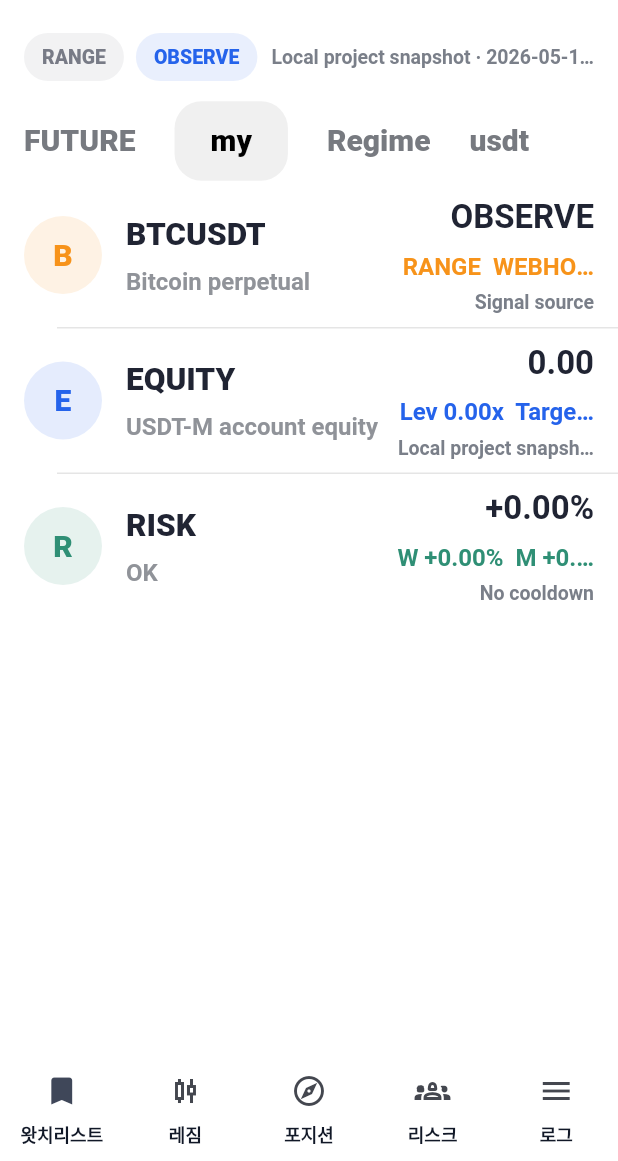
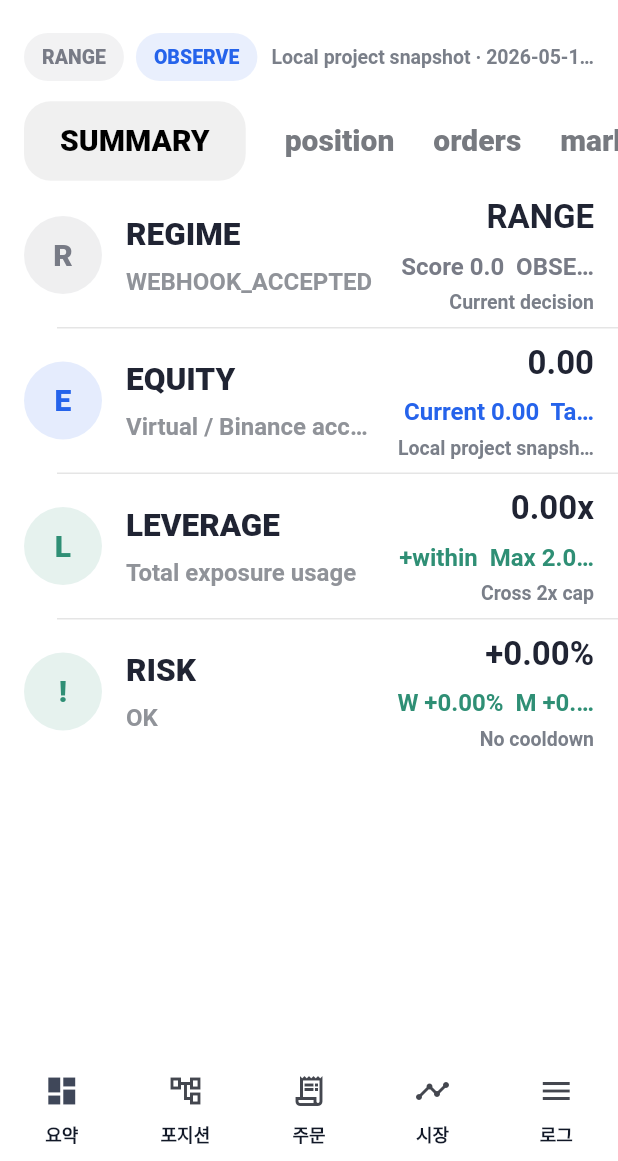
Before and after one commit to Mino1214/rebalancing, a Flutter app: the screen it shows after launch, on a phone screen of 412 x 824 dp, the part 75-1236 px from its top. Run offline on Flutter 3.47's test engine with Material 3 defaults, Android fonts, the phone set to English and light mode, and no system bars; network calls fail.

Commit message:
Organize observer app by function tabs

```diff
--- a/apps/rebalancing_observer/lib/main.dart
+++ b/apps/rebalancing_observer/lib/main.dart
@@ -113,15 +113,18 @@ class _ObserverHomePageState extends State<ObserverHomePage> {
               children: [
                 AppChrome(
                     snapshot: data, loading: loading, onRefresh: _refresh),
-                const WatchGroupTabs(),
+                WatchGroupTabs(
+                  selectedIndex: _selectedTab,
+                  onSelected: (index) => setState(() => _selectedTab = index),
+                ),
                 Expanded(
                   child: IndexedStack(
                     index: _selectedTab,
                     children: [
-                      WatchlistView(snapshot: data),
-                      RegimeView(snapshot: data),
-                      PortfolioView(snapshot: data),
-                      RiskView(snapshot: data),
+                      SummaryView(snapshot: data),
+                      PositionsView(snapshot: data),
+                      OrdersView(snapshot: data),
+                      MarketView(snapshot: data),
                       LogView(snapshot: data),
                     ],
                   ),
@@ -136,24 +139,24 @@ class _ObserverHomePageState extends State<ObserverHomePage> {
                 setState(() => _selectedTab = index),
             destinations: const [
               NavigationDestination(
-                icon: Icon(Icons.bookmark_border),
-                selectedIcon: Icon(Icons.bookmark),
-                label: '왓치리스트',
+                icon: Icon(Icons.dashboard_outlined),
+                selectedIcon: Icon(Icons.dashboard),
+                label: '요약',
               ),
               NavigationDestination(
-                icon: Icon(Icons.candlestick_chart_outlined),
-                selectedIcon: Icon(Icons.candlestick_chart),
-                label: '레짐',
-              ),
-              NavigationDestination(
-                icon: Icon(Icons.explore_outlined),
-                selectedIcon: Icon(Icons.explore),
+                icon: Icon(Icons.account_tree_outlined),
+                selectedIcon: Icon(Icons.account_tree),
                 label: '포지션',
               ),
               NavigationDestination(
-                icon: Icon(Icons.groups_2_outlined),
-                selectedIcon: Icon(Icons.groups_2),
-                label: '리스크',
+                icon: Icon(Icons.receipt_long_outlined),
+                selectedIcon: Icon(Icons.receipt_long),
+                label: '주문',
+              ),
+              NavigationDestination(
+                icon: Icon(Icons.timeline),
+                selectedIcon: Icon(Icons.timeline),
+                label: '시장',
               ),
               NavigationDestination(
                 icon: Icon(Icons.menu),
@@ -270,11 +273,18 @@ class AppChrome extends StatelessWidget {
 }
 
 class WatchGroupTabs extends StatelessWidget {
-  const WatchGroupTabs({super.key});
+  const WatchGroupTabs({
+    super.key,
+    required this.selectedIndex,
+    required this.onSelected,
+  });
+
+  final int selectedIndex;
+  final ValueChanged<int> onSelected;
 
   @override
   Widget build(BuildContext context) {
-    const tabs = ['FUTURE', 'my', 'Regime', 'usdt'];
+    const tabs = ['SUMMARY', 'position', 'orders', 'market', 'logs'];
     return SizedBox(
       height: 56,
       child: ListView.separated(
@@ -283,8 +293,11 @@ class WatchGroupTabs extends StatelessWidget {
         itemCount: tabs.length,
         separatorBuilder: (_, __) => const SizedBox(width: 26),
         itemBuilder: (context, index) {
-          final selected = tabs[index] == 'my';
+          final selected = index == selectedIndex;
           return Center(
+            child: InkWell(
+              borderRadius: BorderRadius.circular(18),
+              onTap: () => onSelected(index),
               child: AnimatedContainer(
                 duration: const Duration(milliseconds: 180),
                 padding: EdgeInsets.symmetric(
@@ -292,7 +305,8 @@ class WatchGroupTabs extends StatelessWidget {
                   vertical: selected ? 12 : 0,
                 ),
                 decoration: BoxDecoration(
-                color: selected ? const Color(0xFFF0F0F0) : Colors.transparent,
+                  color:
+                      selected ? const Color(0xFFF0F0F0) : Colors.transparent,
                   borderRadius: BorderRadius.circular(18),
                 ),
                 child: Text(
@@ -305,6 +319,7 @@ class WatchGroupTabs extends StatelessWidget {
                   ),
                 ),
               ),
+            ),
           );
         },
       ),
@@ -312,8 +327,8 @@ class WatchGroupTabs extends StatelessWidget {
   }
 }
 
-class WatchlistView extends StatelessWidget {
-  const WatchlistView({super.key, required this.snapshot});
+class SummaryView extends StatelessWidget {
+  const SummaryView({super.key, required this.snapshot});
 
   final EngineSnapshot snapshot;
 
@@ -321,45 +336,41 @@ class WatchlistView extends StatelessWidget {
   Widget build(BuildContext context) {
     return RefreshIndicator(
       onRefresh: () async {},
-      child: WatchListScaffold(
-        items: snapshot.watchItems.isNotEmpty
-            ? snapshot.watchItems
-            : defaultWatchItems(snapshot),
-      ),
+      child: WatchListScaffold(items: summaryItems(snapshot)),
     );
   }
 }
 
-class RegimeView extends StatelessWidget {
-  const RegimeView({super.key, required this.snapshot});
+class PositionsView extends StatelessWidget {
+  const PositionsView({super.key, required this.snapshot});
 
   final EngineSnapshot snapshot;
 
   @override
   Widget build(BuildContext context) {
-    return WatchListScaffold(items: decisionConsoleItems(snapshot));
+    return WatchListScaffold(items: positionItems(snapshot));
   }
 }
 
-class PortfolioView extends StatelessWidget {
-  const PortfolioView({super.key, required this.snapshot});
+class OrdersView extends StatelessWidget {
+  const OrdersView({super.key, required this.snapshot});
 
   final EngineSnapshot snapshot;
 
   @override
   Widget build(BuildContext context) {
-    return WatchListScaffold(items: portfolioItems(snapshot));
+    return WatchListScaffold(items: orderItems(snapshot));
   }
 }
 
-class RiskView extends StatelessWidget {
-  const RiskView({super.key, required this.snapshot});
+class MarketView extends StatelessWidget {
+  const MarketView({super.key, required this.snapshot});
 
   final EngineSnapshot snapshot;
 
   @override
   Widget build(BuildContext context) {
-    return WatchListScaffold(items: guardItems(snapshot));
+    return WatchListScaffold(items: marketItems(snapshot));
   }
 }
 
@@ -748,12 +759,18 @@ class OrderView {
     required this.action,
     required this.notional,
     required this.reduceOnly,
+    this.positionSide = '',
+    this.orderType = '',
+    this.reason = '',
   });
 
   final String symbol;
   final String action;
   final double notional;
   final bool reduceOnly;
+  final String positionSide;
+  final String orderType;
+  final String reason;
 
   factory OrderView.fromJson(Map<String, dynamic> json) {
     return OrderView(
@@ -761,6 +778,11 @@ class OrderView {
       action: (json['action'] ?? json['side'] ?? '-').toString(),
       notional: toDouble(json['notional']),
       reduceOnly: json['reduce_only'] == true || json['reduceOnly'] == true,
+      positionSide:
+          (json['position_side'] ?? json['positionSide'] ?? json['side'] ?? '')
+              .toString(),
+      orderType: (json['order_type'] ?? json['orderType'] ?? '').toString(),
+      reason: (json['reason'] ?? '').toString(),
     );
   }
 }
@@ -815,6 +837,155 @@ class WatchItem {
       meta: (json['meta'] ?? '').toString(),
     );
   }
+}
+
+List<WatchItem> summaryItems(EngineSnapshot snapshot) {
+  return [
+    WatchItem(
+      symbol: 'REGIME',
+      title: snapshot.marketBias,
+      value: snapshot.regime,
+      change: 'Score ${snapshot.regimeScore.toStringAsFixed(1)}',
+      changePct: snapshot.mode,
+      accent: regimeColor(snapshot.regime),
+      marker: 'R',
+      meta: 'Current decision',
+    ),
+    WatchItem(
+      symbol: 'EQUITY',
+      title: 'Virtual / Binance account equity',
+      value: compactUsdt(snapshot.equity),
+      change: 'Current ${compactUsdt(snapshot.currentExposure)}',
+      changePct: 'Target ${compactUsdt(snapshot.targetExposure)}',
+      accent: const Color(0xFF2563EB),
+      marker: 'E',
+      meta: snapshot.source,
+    ),
+    WatchItem(
+      symbol: 'LEVERAGE',
+      title: 'Total exposure usage',
+      value: '${snapshot.leverage.toStringAsFixed(2)}x',
+      change: snapshot.leverage <= 2 ? '+within' : '-over',
+      changePct: 'Max 2.00x',
+      accent: snapshot.leverage <= 2
+          ? const Color(0xFF2F8F75)
+          : const Color(0xFFC8404A),
+      marker: 'L',
+      meta: 'Cross 2x cap',
+    ),
+    WatchItem(
+      symbol: 'RISK',
+      title: snapshot.riskState,
+      value: pct(snapshot.dailyPnlPct),
+      change: 'W ${pct(snapshot.weeklyPnlPct)}',
+      changePct: 'M ${pct(snapshot.monthlyPnlPct)}',
+      accent: riskColor(snapshot.riskState),
+      marker: '!',
+      meta: snapshot.cooldownUntil ?? 'No cooldown',
+    ),
+  ];
+}
+
+List<WatchItem> positionItems(EngineSnapshot snapshot) {
+  if (snapshot.positions.isEmpty) {
+    return [
+      WatchItem(
+        symbol: 'FLAT',
+        title: 'No open futures position',
+        value: compactUsdt(snapshot.currentExposure),
+        change: 'neutral',
+        changePct: '0.00%',
+        accent: const Color(0xFF787B86),
+        marker: 'F',
+        meta: 'Current positions only',
+      ),
+    ];
+  }
+
+  return snapshot.positions
+      .map(
+        (position) => WatchItem(
+          symbol: position.symbol,
+          title: position.side,
+          value: compactUsdt(position.notional),
+          change: position.side,
+          changePct: snapshot.equity <= 0 || position.notional == 0
+              ? '0.00%'
+              : '${(position.notional / snapshot.equity * 100).toStringAsFixed(2)}%',
+          accent: sideColor(position.side),
+          marker: firstMarker(position.symbol),
+          meta: 'Current Binance position',
+        ),
+      )
+      .toList(growable: false);
+}
+
+List<WatchItem> orderItems(EngineSnapshot snapshot) {
+  if (snapshot.orders.isEmpty) {
+    return [
+      WatchItem(
+        symbol: 'NO ORDER',
+        title: 'No planned rebalance order',
+        value: compactUsdt(snapshot.targetExposure),
+        change: 'idle',
+        changePct: snapshot.mode,
+        accent: const Color(0xFF787B86),
+        marker: 'O',
+        meta: 'Orders only',
+      ),
+    ];
+  }
+
+  return snapshot.orders
+      .map(
+        (order) => WatchItem(
+          symbol: order.symbol,
+          title: [
+            order.action,
+            if (order.positionSide.isNotEmpty) order.positionSide,
+            if (order.reduceOnly) 'reduce-only',
+          ].join(' · '),
+          value: compactUsdt(order.notional),
+          change: order.orderType.isEmpty ? 'planned' : order.orderType,
+          changePct: order.reduceOnly ? 'reduce' : 'entry',
+          accent: order.reduceOnly
+              ? const Color(0xFFC08A17)
+              : const Color(0xFF2563EB),
+          marker: firstMarker(order.symbol),
+          meta: order.reason.isEmpty ? 'Planned order' : order.reason,
+        ),
+      )
+      .toList(growable: false);
+}
+
+List<WatchItem> marketItems(EngineSnapshot snapshot) {
+  final pinnedSymbols = {'INTERNALS', 'STABLE.D', 'TOP10.D'};
+  final hiddenSymbols = {'REGIME', 'EQUITY', 'RISK', 'LEVERAGE'};
+  final pinned = snapshot.watchItems
+      .where((item) => pinnedSymbols.contains(item.symbol))
+      .toList(growable: false);
+  final topCoins = snapshot.watchItems
+      .where((item) =>
+          !pinnedSymbols.contains(item.symbol) &&
+          !hiddenSymbols.contains(item.symbol))
+      .toList(growable: false);
+
+  if (pinned.isEmpty && topCoins.isEmpty) {
+    return [
+      WatchItem(
+        symbol: 'MARKET',
+        title: 'Waiting for market internals',
+        value: snapshot.marketBias,
+        change: snapshot.regime,
+        changePct: snapshot.mode,
+        accent: regimeColor(snapshot.regime),
+        marker: 'M',
+        meta: snapshot.lastUpdated,
+      ),
+    ];
+  }
+
+  return [...pinned, ...topCoins];
 }
 
 List<WatchItem> projectProgressItems(EngineSnapshot snapshot) {
```
Also changed, not shown: 1 other file. Lines whose indentation alone changed are shown as unchanged.
